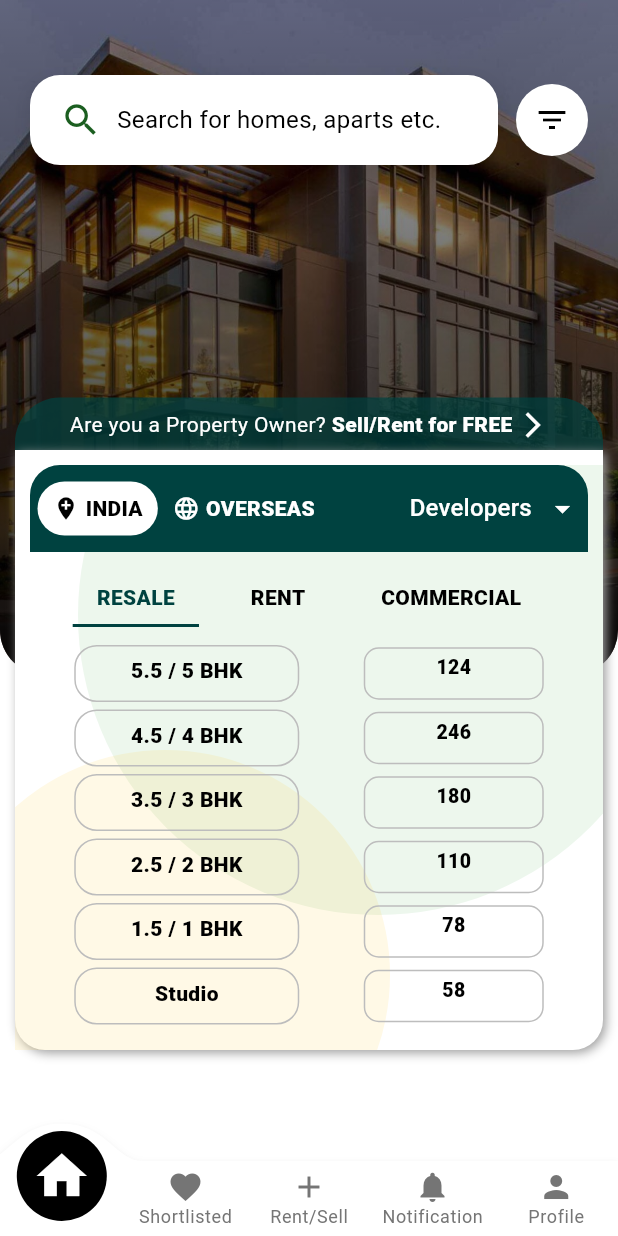
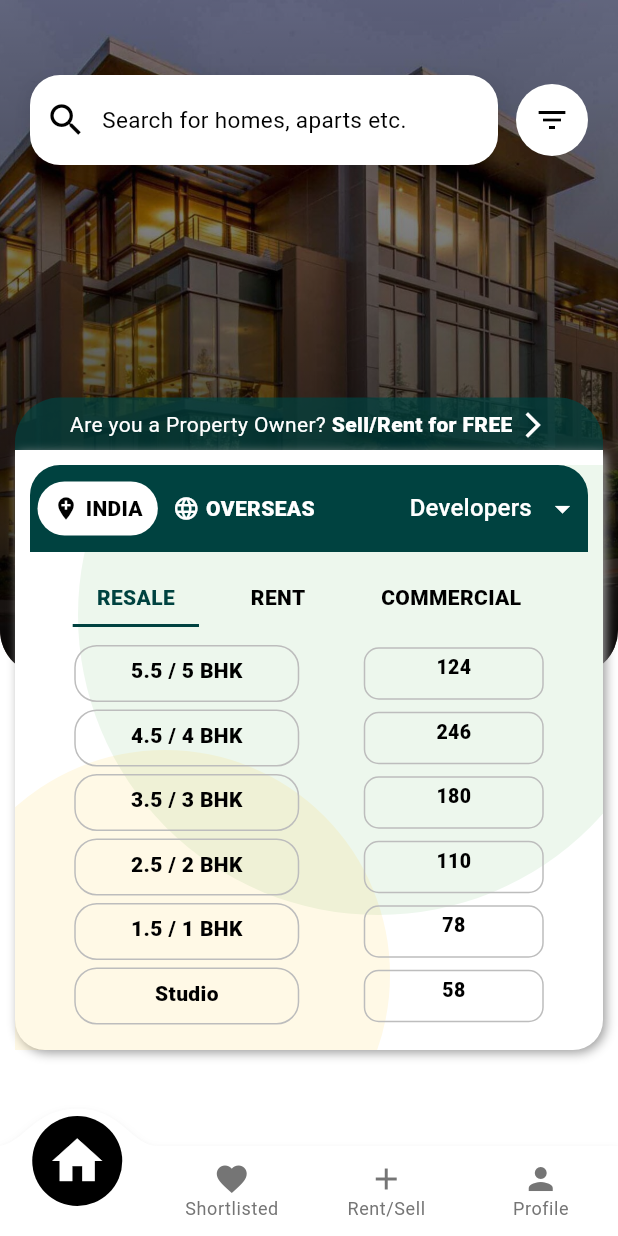
Before and after one commit to prayasjadaun/HousyPoint, a Flutter app: the HomeScreen screen opened directly, on a phone screen of 412 x 824 dp. Run offline on Flutter 3.47's test engine with Material 3 defaults, Android fonts, the light colour scheme and no system bars; drawn by our look-alikes of convex_bottom_bar; our stand-ins replace country_picker, flutter_map, flutter_spinkit, geocoding, geolocator, google_fonts and 5 more; missing offline and left inert: insta_image_viewer.

Commit message:
Fix error in bottom nav bar in IOS

```diff
--- a/housy_point/lib/main.dart
+++ b/housy_point/lib/main.dart
@@ -8,6 +8,7 @@ import 'package:housy_point/controllers/providers/shortlisted_provider.dart';
 import 'package:housy_point/controllers/providers/splash_screen_provider.dart';
 import 'package:housy_point/controllers/providers/theme_provider.dart';
 import 'package:housy_point/splash_screen.dart';
+import 'package:housy_point/views/screens/bottomNavBarScreens/home_screen.dart';
 import 'controllers/providers/home_screen_provider.dart';
 import 'controllers/providers/menu_provider.dart';
 import 'package:provider/provider.dart';
@@ -63,8 +64,8 @@ class MyApp extends StatelessWidget {
       ),
       themeMode: ThemeMode.system,
       home:
-          //  HomeScreen(),
-          SplashScreen(),
+           HomeScreen(),
+          // SplashScreen(),
     );
   }
 }
--- a/housy_point/lib/views/screens/bottomNavBarScreens/home_screen.dart
+++ b/housy_point/lib/views/screens/bottomNavBarScreens/home_screen.dart
@@ -29,7 +29,7 @@ class _HomeScreenState extends State<HomeScreen>
   @override
   void initState() {
     super.initState();
-    _tabController = TabController(length: 5, vsync: this);
+    _tabController = TabController(length: 4, vsync: this);
     _preloadExpensiveWidgets();
   }
 
@@ -61,7 +61,7 @@ class _HomeScreenState extends State<HomeScreen>
 
     return Scaffold(
       key: _scaffoldKey,
-      endDrawer: const MenuScreen(),
+      // endDrawer: const MenuScreen(),
       body: TabBarView(
         controller: _tabController,
         physics: const NeverScrollableScrollPhysics(),
@@ -69,14 +69,14 @@ class _HomeScreenState extends State<HomeScreen>
           const TabContent(child: HomeContent()),
           const TabContent(child: ShortlistedScreen()),
           const TabContent(child: AddPropertyScreen()),
-          const TabContent(child: NotificationsScreen()),
           TabContent(child: ProfileScreen()),
         ],
       ),
       bottomNavigationBar: Consumer<ShortlistProvider>(
         builder: (context, shortlistProvider, child) {
           return ConvexAppBar(
-            height: 50,
+
+            height: 60,
             style: TabStyle.reactCircle,
             backgroundColor: backgroundColor,
             activeColor: activeColor,
@@ -87,7 +87,6 @@ class _HomeScreenState extends State<HomeScreen>
               TabItem(icon: Icons.home, title: 'Home'),
               TabItem(icon: Icons.favorite, title: 'Shortlisted'),
               TabItem(icon: Icons.add, title: 'Rent/Sell'),
-              TabItem(icon: Icons.notifications, title: 'Notification'),
               TabItem(icon: Icons.person, title: 'Profile'),
             ],
           );
@@ -118,6 +117,7 @@ class _TabContentState extends State<TabContent>
   bool get wantKeepAlive => true;
 }
 
+// Home Screen Content
 class HomeContent extends StatefulWidget {
   const HomeContent({super.key});
 
@@ -206,7 +206,7 @@ class _HomeContentState extends State<HomeContent> {
                               );
                             },
                             child: Container(
-                              padding: EdgeInsets.symmetric(horizontal: 20),
+                              padding: EdgeInsets.symmetric(horizontal: 10),
                               height: 60,
                               decoration: BoxDecoration(
                                 color: backgroundColor,
@@ -222,7 +222,7 @@ class _HomeContentState extends State<HomeContent> {
                               child: Row(
                                 mainAxisAlignment: MainAxisAlignment.start,
                                 children: [
-                                  Icon(Icons.search, size: 28),
+                                  Icon(Icons.search, size: 28, color: Colors.black,),
                                   SizedBox(
                                     width: 10,
                                   ),
@@ -230,7 +230,7 @@ class _HomeContentState extends State<HomeContent> {
                                     'Search for homes, aparts etc.',
                                     style: TextStyle(
                                       color: textColor,
-                                      fontSize: 16,
+                                      fontSize: 15,
                                       fontWeight: FontWeight.w400,
                                     ),
                                   ),
```
Also changed, not shown: housy_point/lib/models/apartmentModels/apart_overview_grid_model.dart (+8 -6 lines), housy_point/pubspec.lock, 13 other files.
